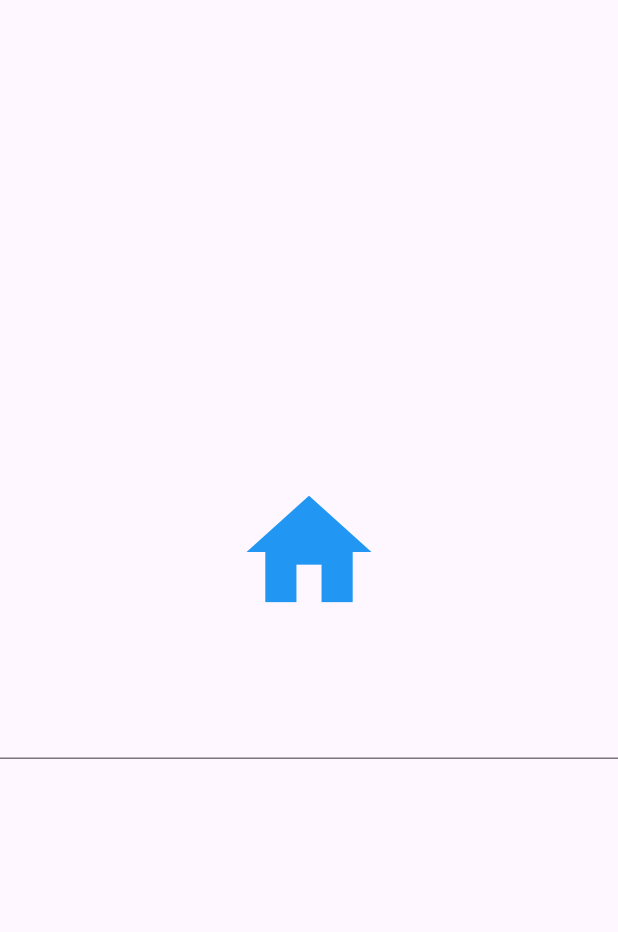
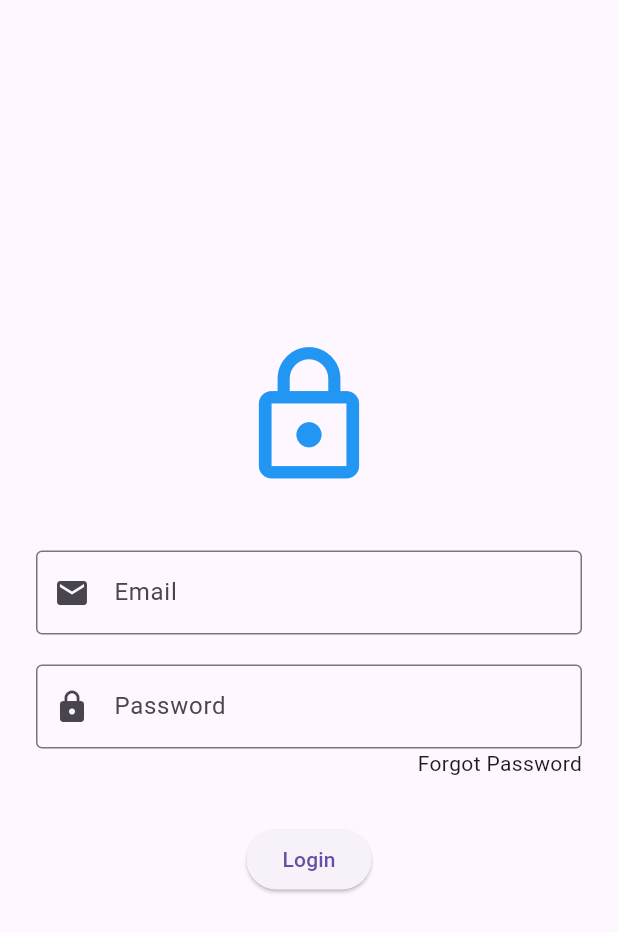
Before and after one commit to GeeksVishal/odoo, a Flutter app: the screen it shows after launch, on a phone screen of 412 x 824 dp. Shown: the top 932 px of the screen. Run offline on Flutter 3.47's test engine with Material 3 defaults, Android fonts, the phone set to English and light mode, and no system bars.

Commit message:
login screen commited

```diff
--- a/lib/main.dart
+++ b/lib/main.dart
@@ -12,6 +12,7 @@ class MyApp extends StatelessWidget {
   @override
   Widget build(BuildContext context) {
     return MaterialApp(
+      debugShowCheckedModeBanner: false,
       home: LoginScreen(),
     );
   }
--- a/lib/screens/login_screen.dart
+++ b/lib/screens/login_screen.dart
@@ -1,26 +1,63 @@
 import 'package:flutter/material.dart';
 
 class LoginScreen extends StatelessWidget {
-  TextEditingController
-  const LoginScreen({super.key});
+  LoginScreen({super.key});
+
+  final TextEditingController _emailController = TextEditingController();
+  final TextEditingController _passwordController = TextEditingController();
+
+   void _Login(){
+
+   }
+
 
   @override
   Widget build(BuildContext context) {
     return Scaffold(
       body: Center(
+        child: Padding(
+          padding: const EdgeInsets.all(24.0),
           child: Column(
             mainAxisAlignment: MainAxisAlignment.center,
             children: [
               Icon(
-                  Icons.home,
+                Icons.lock_outline,
                 size: 100,
                 color: Colors.blue,
               ),
-                  SizedBox(height: 40,),
+              SizedBox(height: 40),
               TextField(
-
-                  )
+                controller: _emailController,
+                keyboardType: TextInputType.emailAddress,
+                decoration: InputDecoration(
+                  labelText: 'Email',
+                  border: OutlineInputBorder(),
+                  prefixIcon: Icon(Icons.email),
+                ),
+              ),
+              SizedBox(height: 20),
+              TextField(
+                controller: _passwordController,
+                obscureText: true,
+                decoration: InputDecoration(
+                  labelText: 'Password',
+                  border: OutlineInputBorder(),
+                  prefixIcon: Icon(Icons.lock),
+                ),
+              ),
+              Row(
+                mainAxisAlignment: MainAxisAlignment.end,
+                children: [
+                  Text("Forgot Password")
                 ],
+              ),
+              SizedBox(height: 30),
+              ElevatedButton(
+                onPressed: () => _Login(),
+                child: Text('Login'),
+              ),
+            ],
+          ),
         ),
       ),
     );
```
Lines whose indentation alone changed are shown as unchanged.
